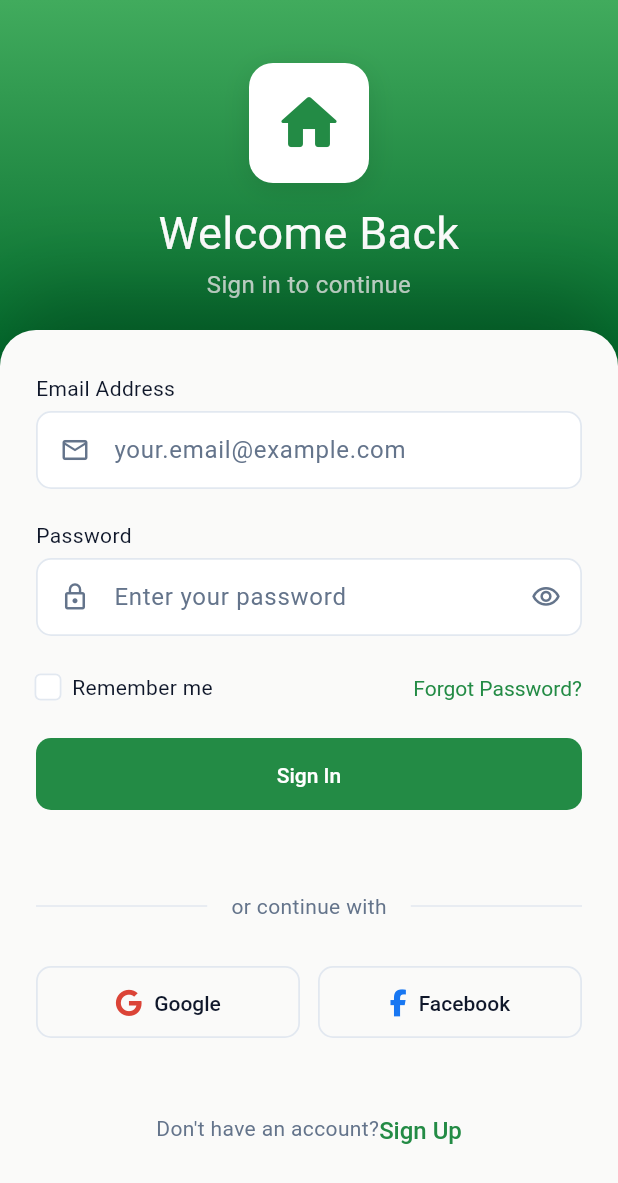
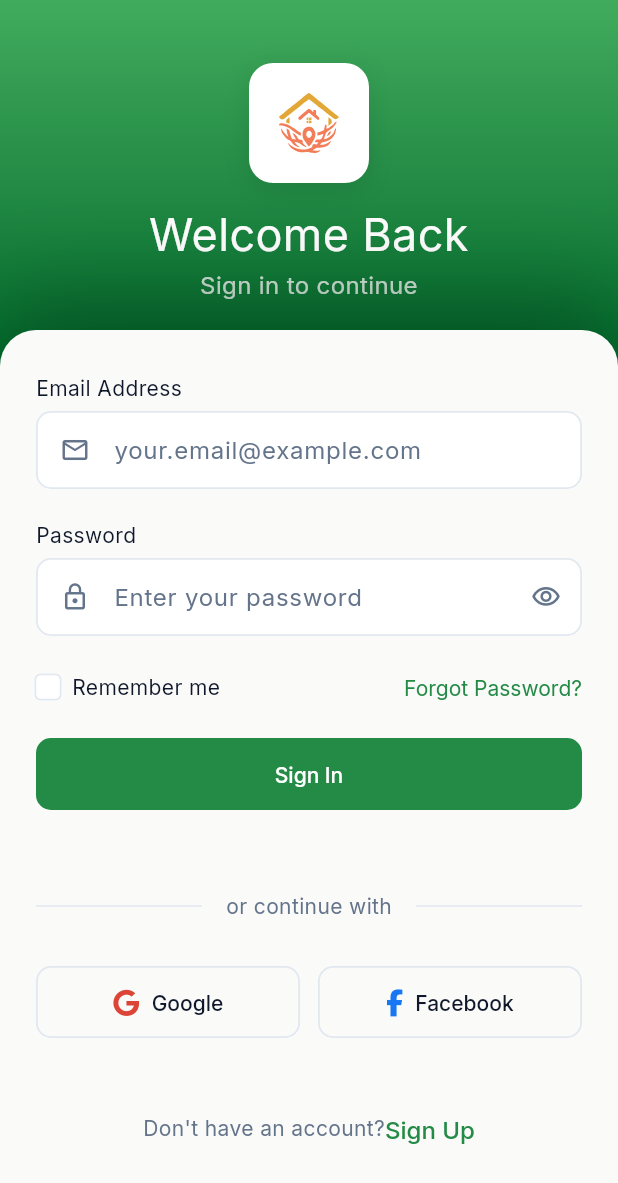
Before and after one commit to notYouralex/LocalNest, a Flutter app: the screen it shows after launch, after a tap on "Looking for a Place", on a phone screen of 412 x 824 dp. Shown: the top 1183 px of the screen. Run offline on Flutter 3.47's test engine with Material 3 defaults, Android fonts, the phone set to English and light mode, and no system bars; our stand-ins replace flutter_bloc, flutter_svg, font_awesome_flutter, go_router, google_fonts.

Commit message:
change the font family to inter and add the log

```diff
--- a/local_nest/lib/app/theme/app_text_styles.dart
+++ b/local_nest/lib/app/theme/app_text_styles.dart
@@ -1,19 +1,23 @@
 import 'package:flutter/material.dart';
+import 'package:google_fonts/google_fonts.dart';
 import 'app_colors.dart';
 
-/// App text styles based on the Figma design
+/// App text styles based on the Figma design using Inter font
 class AppTextStyles {
   AppTextStyles._();
 
+  /// Base Inter text style
+  static TextStyle get _inter => GoogleFonts.inter();
+
   // Headings
-  static const TextStyle heading1 = TextStyle(
+  static TextStyle get heading1 => _inter.copyWith(
     fontSize: 30,
     fontWeight: FontWeight.w400,
     color: AppColors.textWhite,
     height: 1.2,
   );
 
-  static const TextStyle heading2 = TextStyle(
+  static TextStyle get heading2 => _inter.copyWith(
     fontSize: 24,
     fontWeight: FontWeight.w600,
     color: AppColors.textPrimary,
@@ -21,21 +25,21 @@ class AppTextStyles {
   );
 
   // Body Text
-  static const TextStyle bodyLarge = TextStyle(
+  static TextStyle get bodyLarge => _inter.copyWith(
     fontSize: 16,
     fontWeight: FontWeight.w400,
     color: AppColors.textPrimary,
     height: 1.5,
   );
 
-  static const TextStyle bodyMedium = TextStyle(
+  static TextStyle get bodyMedium => _inter.copyWith(
     fontSize: 14,
     fontWeight: FontWeight.w400,
     color: AppColors.textPrimary,
     height: 1.43,
   );
 
-  static const TextStyle bodySmall = TextStyle(
+  static TextStyle get bodySmall => _inter.copyWith(
     fontSize: 12,
     fontWeight: FontWeight.w400,
     color: AppColors.textSecondary,
@@ -43,7 +47,7 @@ class AppTextStyles {
   );
 
   // Subtitle
-  static const TextStyle subtitle = TextStyle(
+  static TextStyle get subtitle => _inter.copyWith(
     fontSize: 16,
     fontWeight: FontWeight.w400,
     color: AppColors.textWhite80,
@@ -51,7 +55,7 @@ class AppTextStyles {
   );
 
   // Label
-  static const TextStyle label = TextStyle(
+  static TextStyle get label => _inter.copyWith(
     fontSize: 14,
     fontWeight: FontWeight.w400,
     color: AppColors.textPrimary,
@@ -59,28 +63,28 @@ class AppTextStyles {
   );
 
   // Input
-  static const TextStyle inputText = TextStyle(
+  static TextStyle get inputText => _inter.copyWith(
     fontSize: 16,
     fontWeight: FontWeight.w400,
     color: AppColors.textPrimary,
     height: 1.5,
   );
 
-  static const TextStyle inputHint = TextStyle(
+  static TextStyle get inputHint => _inter.copyWith(
     fontSize: 16,
     fontWeight: FontWeight.w400,
     color: AppColors.textSecondary,
   );
 
   // Button
-  static const TextStyle buttonText = TextStyle(
+  static TextStyle get buttonText => _inter.copyWith(
     fontSize: 14,
     fontWeight: FontWeight.w500,
     color: AppColors.textWhite,
     height: 1.43,
   );
 
-  static const TextStyle buttonTextDark = TextStyle(
+  static TextStyle get buttonTextDark => _inter.copyWith(
     fontSize: 14,
     fontWeight: FontWeight.w500,
     color: AppColors.textPrimary,
@@ -88,14 +92,14 @@ class AppTextStyles {
   );
 
   // Link
-  static const TextStyle link = TextStyle(
+  static TextStyle get link => _inter.copyWith(
     fontSize: 14,
     fontWeight: FontWeight.w400,
     color: AppColors.primary,
     height: 1.43,
   );
 
-  static const TextStyle linkLarge = TextStyle(
+  static TextStyle get linkLarge => _inter.copyWith(
     fontSize: 16,
     fontWeight: FontWeight.w500,
     color: AppColors.primary,
--- a/local_nest/lib/app/theme/app_theme.dart
+++ b/local_nest/lib/app/theme/app_theme.dart
@@ -20,11 +20,11 @@ class AppTheme {
       ),
 
       // AppBar Theme
-      appBarTheme: const AppBarTheme(
+      appBarTheme: AppBarTheme(
         backgroundColor: Colors.transparent,
         elevation: 0,
         centerTitle: true,
-        iconTheme: IconThemeData(color: AppColors.textWhite),
+        iconTheme: const IconThemeData(color: AppColors.textWhite),
         titleTextStyle: AppTextStyles.heading2,
       ),
 
--- a/local_nest/lib/features/authentication/widgets/auth_header.dart
+++ b/local_nest/lib/features/authentication/widgets/auth_header.dart
@@ -1,4 +1,5 @@
 import 'package:flutter/material.dart';
+import 'package:flutter_svg/svg.dart';
 import '../../../app/theme/theme.dart';
 
 /// Gradient header for authentication screens
@@ -37,7 +38,6 @@ class AuthHeader extends StatelessWidget {
               icon!,
               const SizedBox(height: 16),
             ] else ...[
-              // Default LocalNest logo container
               Container(
                 width: 80,
                 height: 80,
@@ -52,11 +52,10 @@ class AuthHeader extends StatelessWidget {
                     ),
                   ],
                 ),
-                child: const Center(
-                  child: Icon(
-                    Icons.home_rounded,
-                    size: 48,
-                    color: AppColors.primary,
+                child: Center(
+                  child: SvgPicture.asset(
+                    'assets/icons/logo.svg',
+                    fit: BoxFit.fill
                   ),
                 ),
               ),
--- a/local_nest/lib/features/authentication/widgets/intro_header.dart
+++ b/local_nest/lib/features/authentication/widgets/intro_header.dart
@@ -1,4 +1,5 @@
 import 'package:flutter/material.dart';
+import 'package:flutter_svg/svg.dart';
 import '../../../app/theme/theme.dart';
 
 /// Header widget for the intro screen with logo and title
@@ -26,12 +27,11 @@ class IntroHeader extends StatelessWidget {
                 ),
               ],
             ),
-            child: const Center(
-              child: Icon(
-                Icons.home,
-                size: 32,
-                color: AppColors.primary,
-              ),
+            child: Center(
+              child: SvgPicture.asset(
+                    'assets/icons/logo.svg',
+                    fit: BoxFit.fill
+                  ),
             ),
           ),
           const SizedBox(height: 12),
```
